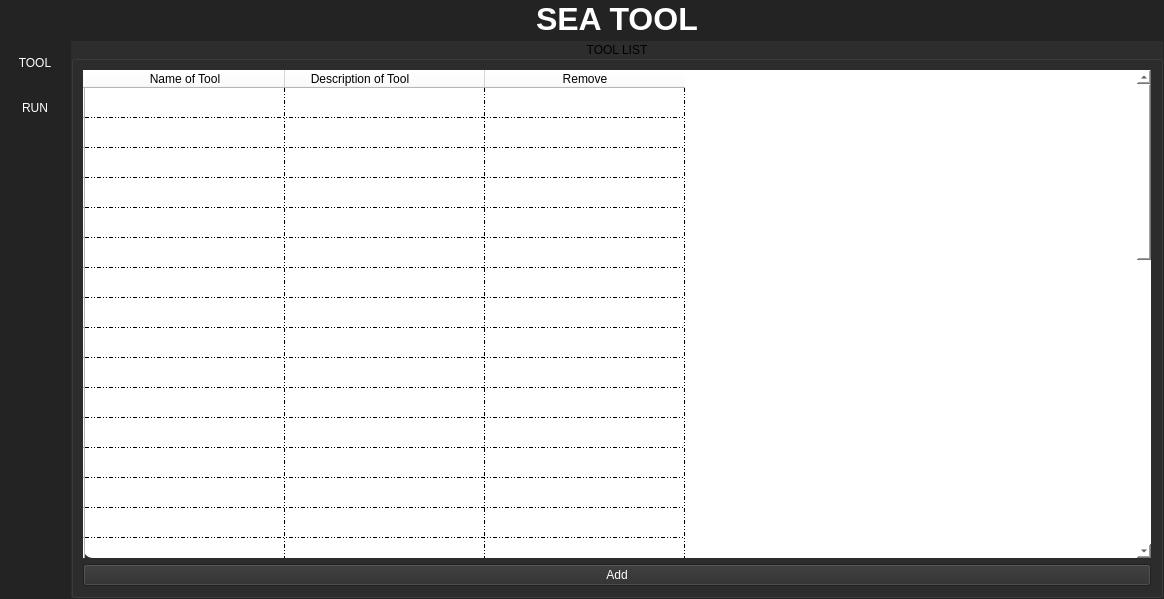
First picture: the form in MAIN/SEA_main_page.ui, repository frleal2/SEA-Scanning-And-Enumeration-Automation-Tool-, before the edit.
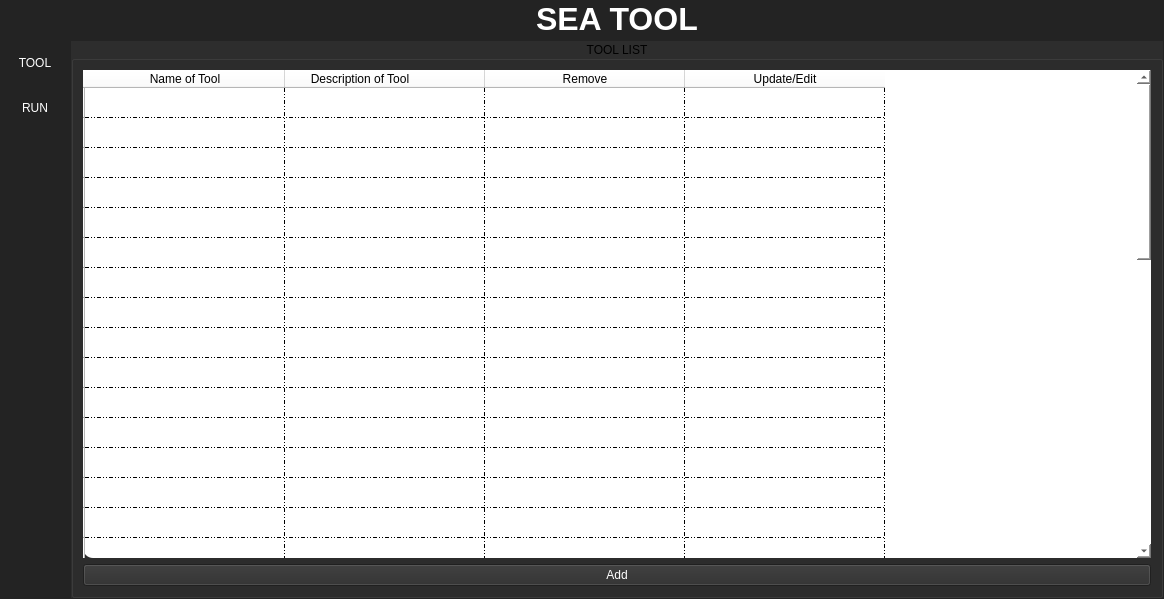
Second picture: the form after the edit. The open tabs and pages were chosen to show the change.

```diff
--- a/MAIN/SEA_main_page.ui
+++ b/MAIN/SEA_main_page.ui
@@ -2492,6 +2492,11 @@
                         <string>Remove</string>
                        </property>
                       </column>
+                      <column>
+                       <property name="text">
+                        <string>Update/Edit</string>
+                       </property>
+                      </column>
                       <item row="0" column="0">
                        <property name="text">
                         <string/>
```
Left out of the diff: 2 changed lines with no effect on the pictures.
